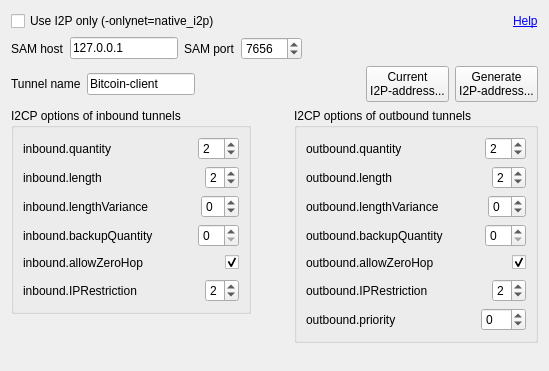
The window that src/qt/forms/i2poptionswidget.ui (BergCoNet/BergCo) describes before a commit, drawn with Qt 5.
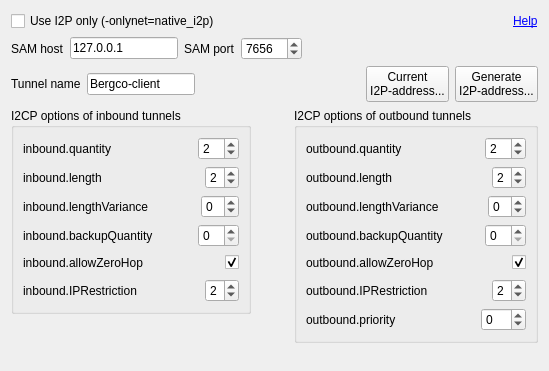
The same window after the commit.

Commit message:
Remove bitcoin branding
Bitcoin Branding has been removed

```diff
--- a/src/qt/forms/i2poptionswidget.ui
+++ b/src/qt/forms/i2poptionswidget.ui
@@ -138,7 +138,7 @@
         </size>
        </property>
        <property name="text">
-        <string>Bitcoin-client</string>
+        <string>Bergco-client</string>
        </property>
       </widget>
      </item>
```
The commit also changes 293 other files.
